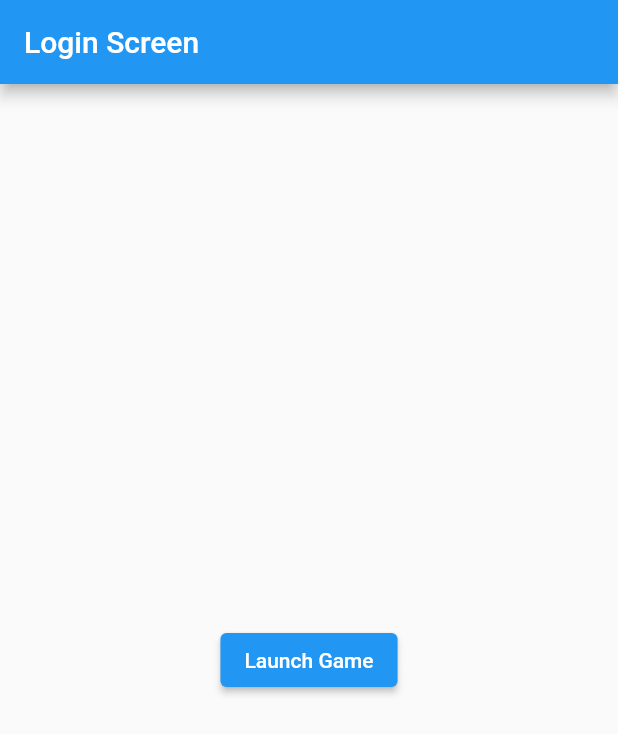
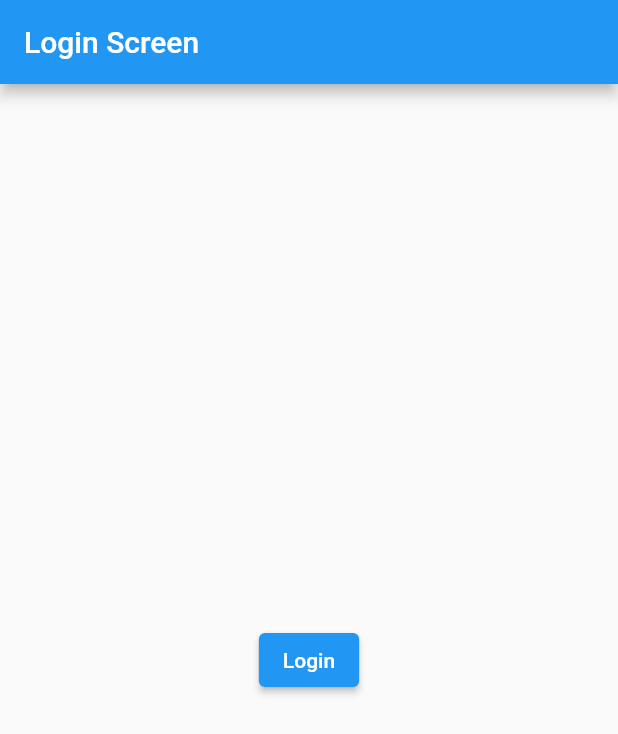
Before and after one commit to ChefYeum/chippy, a Flutter app: the screen it shows after launch, on a phone screen of 412 x 824 dp. Shown: the top 734 px of the screen. Run offline on Flutter 3.47's test engine with Material 2 defaults, Android fonts, the phone set to English and light mode, and no system bars.

Commit message:
minor  fixes

```diff
--- a/app/lib/GameScreen.dart
+++ b/app/lib/GameScreen.dart
@@ -27,7 +27,8 @@ class _GameScreenState extends State<GameScreen> {
     return Scaffold(
       body: Padding(
           padding: const EdgeInsets.all(0), // 20.0?
-          child: layoutDev
+          child:
+              layoutDev // For layout development - Adopt StreamBuilder as below
           // Column(
           //   crossAxisAlignment: CrossAxisAlignment.start,
           //   children: <Widget>[
--- a/app/lib/LoginScreen.dart
+++ b/app/lib/LoginScreen.dart
@@ -9,7 +9,7 @@ class LoginScreen extends StatelessWidget {
       ),
       body: Center(
         child: ElevatedButton(
-          child: Text('Launch Game'),
+          child: Text('Login'),
           onPressed: () {
             Navigator.pushNamed(context, '/game');
           },
```
